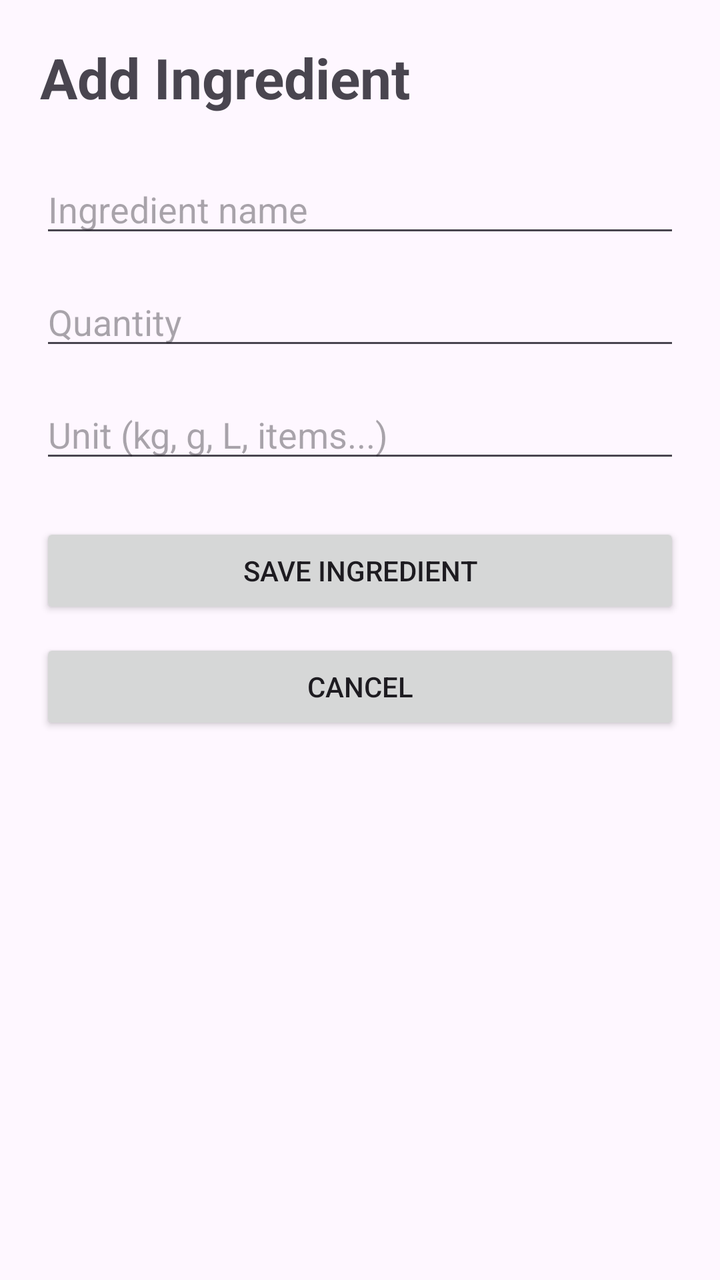
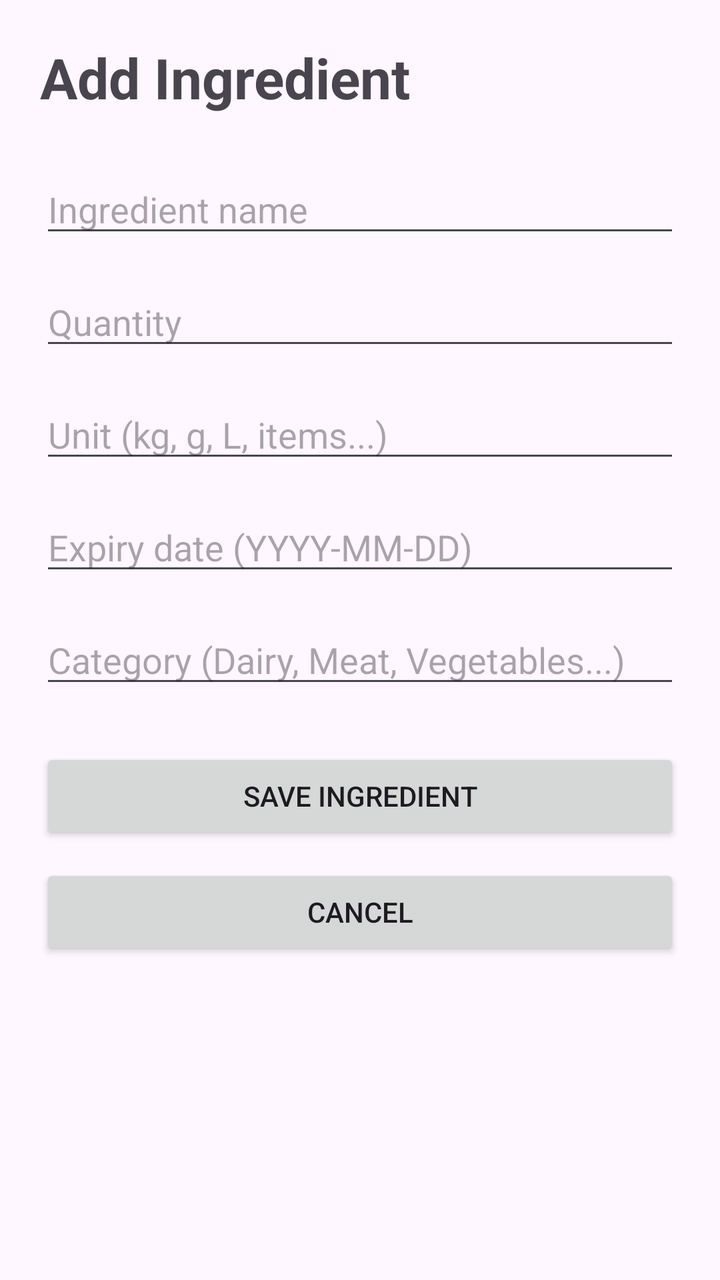

An Android layout rendered at two revisions. The XML below is the earlier revision; the diff shows what the commit changed to produce the second picture.
<!-- AndroidManifest.xml: application theme Theme.MyApplication -->
<!-- res/layout/activity_add_edit_ingredient.xml -->
<?xml version="1.0" encoding="utf-8"?>
<ScrollView
    xmlns:android="http://schemas.android.com/apk/res/android"
    android:layout_width="match_parent"
    android:layout_height="match_parent">

    <LinearLayout
        android:layout_width="match_parent"
        android:layout_height="wrap_content"
        android:orientation="vertical"
        android:padding="20dp">

        <TextView
            android:layout_width="wrap_content"
            android:layout_height="wrap_content"
            android:text="Add Ingredient"
            android:textSize="28sp"
            android:textStyle="bold"
            android:layout_marginBottom="25dp" />

        <EditText
            android:id="@+id/edtIngredientName"
            android:layout_width="match_parent"
            android:layout_height="wrap_content"
            android:hint="Ingredient name"
            android:inputType="text"
            android:layout_marginBottom="15dp" />

        <EditText
            android:id="@+id/edtQuantity"
            android:layout_width="match_parent"
            android:layout_height="wrap_content"
            android:hint="Quantity"
            android:inputType="numberDecimal"
            android:layout_marginBottom="15dp" />

        <EditText
            android:id="@+id/edtUnit"
            android:layout_width="match_parent"
            android:layout_height="wrap_content"
            android:hint="Unit (kg, g, L, items...)"
            android:inputType="text"
            android:layout_marginBottom="25dp" />

        <Button
            android:id="@+id/btnSaveIngredient"
            android:layout_width="match_parent"
            android:layout_height="wrap_content"
            android:text="Save Ingredient" />

        <Button
            android:id="@+id/btnCancelIngredient"
            android:layout_width="match_parent"
            android:layout_height="wrap_content"
            android:text="Cancel"
            android:layout_marginTop="10dp" />

    </LinearLayout>

</ScrollView>
<!-- resources referenced by this layout -->
<resources>
  <style name="Theme.MyApplication" parent="Base.Theme.MyApplication" />
  <style name="Base.Theme.MyApplication" parent="Theme.Material3.DayNight.NoActionBar">
          
          
      </style>
</resources>

<!-- the commit's change to res/layout/activity_add_edit_ingredient.xml (unified diff, before → after) -->
@@ -18,13 +18,17 @@
             android:textStyle="bold"
             android:layout_marginBottom="25dp" />
 
+        
+
         <EditText
             android:id="@+id/edtIngredientName"
             android:layout_width="match_parent"
             android:layout_height="wrap_content"
             android:hint="Ingredient name"
-            android:inputType="text"
+            android:inputType="textCapSentences"
             android:layout_marginBottom="15dp" />
+
+        
 
         <EditText
             android:id="@+id/edtQuantity"
@@ -34,19 +38,45 @@
             android:inputType="numberDecimal"
             android:layout_marginBottom="15dp" />
 
+        
+
         <EditText
             android:id="@+id/edtUnit"
             android:layout_width="match_parent"
             android:layout_height="wrap_content"
             android:hint="Unit (kg, g, L, items...)"
             android:inputType="text"
+            android:layout_marginBottom="15dp" />
+
+        
+
+        <EditText
+            android:id="@+id/edtExpiryDate"
+            android:layout_width="match_parent"
+            android:layout_height="wrap_content"
+            android:hint="Expiry date (YYYY-MM-DD)"
+            android:inputType="date"
+            android:layout_marginBottom="15dp" />
+
+        
+
+        <EditText
+            android:id="@+id/edtCategory"
+            android:layout_width="match_parent"
+            android:layout_height="wrap_content"
+            android:hint="Category (Dairy, Meat, Vegetables...)"
+            android:inputType="textCapSentences"
             android:layout_marginBottom="25dp" />
+
+        
 
         <Button
             android:id="@+id/btnSaveIngredient"
             android:layout_width="match_parent"
             android:layout_height="wrap_content"
             android:text="Save Ingredient" />
+
+        
 
         <Button
             android:id="@+id/btnCancelIngredient"
